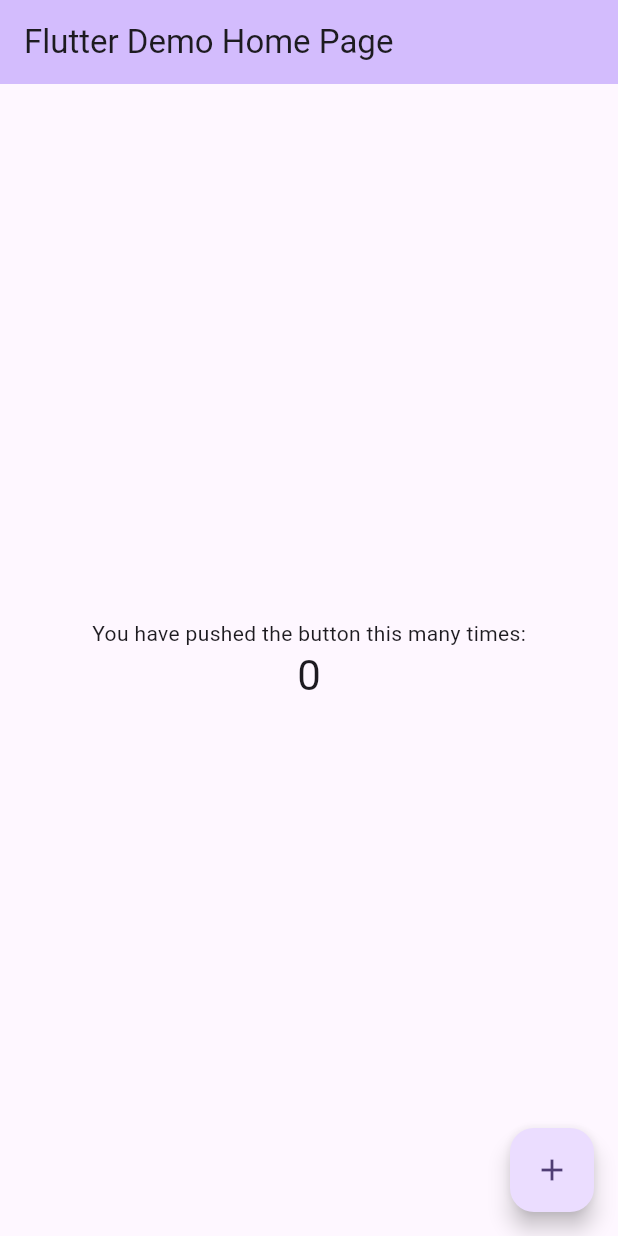
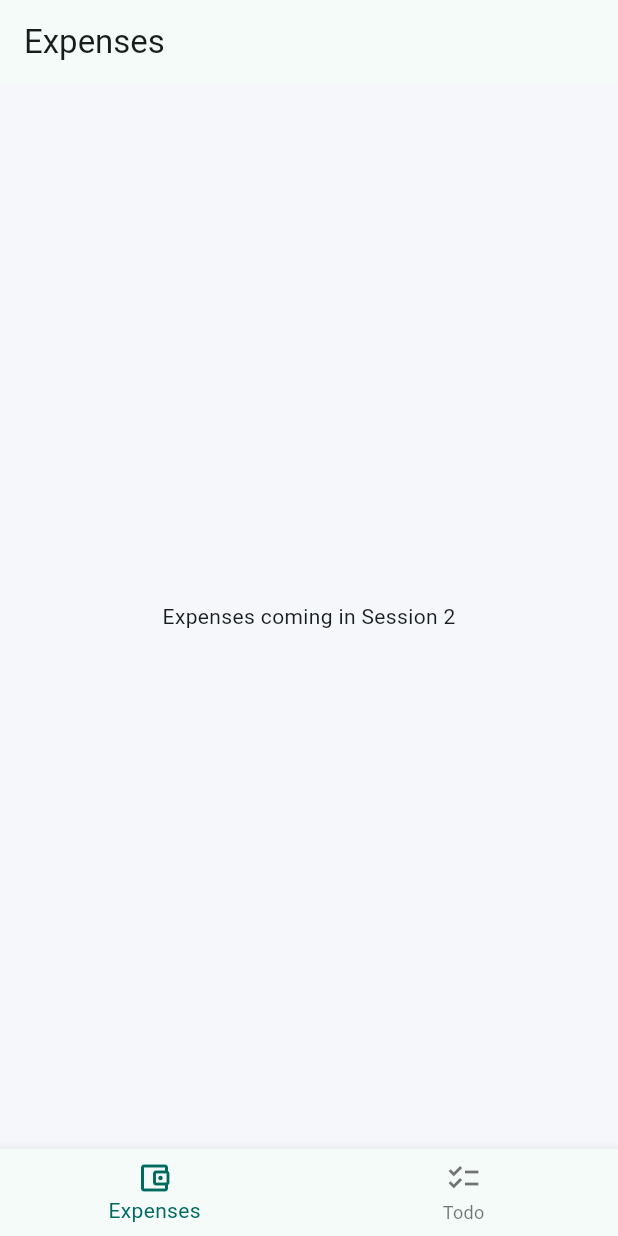
Before and after one commit to suhani2810/spend_wise, a Flutter app: the screen it shows after launch, on a phone screen of 412 x 824 dp. Run offline on Flutter 3.47's test engine with Material 3 defaults, Android fonts, the phone set to English and light mode, and no system bars.

Commit message:
Add lib structure

```diff
--- /dev/null
+++ b/lib/ models/expense.dart
@@ -0,0 +1,28 @@
+enum ExpenseCategory { food, transport, fun }
+
+class Expense {
+  Expense({
+    required this.title,
+    required this.amount,
+    required this.category,
+    required this.date,
+  });
+
+  final String title;
+  final double amount;
+  final ExpenseCategory category;
+  final DateTime date;
+}
+
+extension ExpenseCategoryLabel on ExpenseCategory {
+  String get label {
+    switch (this) {
+      case ExpenseCategory.food:
+        return 'Food';
+      case ExpenseCategory.transport:
+        return 'Transport';
+      case ExpenseCategory.fun:
+        return 'Fun';
+    }
+  }
+}
--- /dev/null
+++ b/lib/ models/todo.dart
@@ -0,0 +1,11 @@
+class Todo {
+  Todo({
+    required this.title,
+    this.isDone = false,
+    required this.createdAt,
+  });
+
+  final String title;
+  bool isDone;
+  final DateTime createdAt;
+}
--- a/lib/main.dart
+++ b/lib/main.dart
@@ -1,122 +1,79 @@
 import 'package:flutter/material.dart';
+import 'package:spend_wise/screens/expense_screen.dart';
+import 'package:spend_wise/screens/todo_screen.dart';
+import ' models/expense.dart';
+import ' models/todo.dart';
 
 void main() {
-  runApp(const MyApp());
+  runApp(const SpendWiseApp());
 }
 
-class MyApp extends StatelessWidget {
-  const MyApp({super.key});
+class SpendWiseApp extends StatelessWidget {
+  const SpendWiseApp({super.key});
 
-  // This widget is the root of your application.
   @override
   Widget build(BuildContext context) {
     return MaterialApp(
-      title: 'Flutter Demo',
+      title: 'SpendWise',
+      debugShowCheckedModeBanner: false,
       theme: ThemeData(
-        // This is the theme of your application.
-        //
-        // TRY THIS: Try running your application with "flutter run". You'll see
-        // the application has a purple toolbar. Then, without quitting the app,
-        // try changing the seedColor in the colorScheme below to Colors.green
-        // and then invoke "hot reload" (save your changes or press the "hot
-        // reload" button in a Flutter-supported IDE, or press "r" if you used
-        // the command line to start the app).
-        //
-        // Notice that the counter didn't reset back to zero; the application
-        // state is not lost during the reload. To reset the state, use hot
-        // restart instead.
-        //
-        // This works for code too, not just values: Most code changes can be
-        // tested with just a hot reload.
-        colorScheme: .fromSeed(seedColor: Colors.deepPurple),
+        colorScheme: ColorScheme.fromSeed(seedColor: Colors.teal),
+        useMaterial3: true,
+        scaffoldBackgroundColor: const Color(0xFFF5F7FA),
+        appBarTheme: const AppBarTheme(centerTitle: false),
       ),
-      home: const MyHomePage(title: 'Flutter Demo Home Page'),
+      home: const SpendWiseHome(),
     );
   }
 }
 
-class MyHomePage extends StatefulWidget {
-  const MyHomePage({super.key, required this.title});
-
-  // This widget is the home page of your application. It is stateful, meaning
-  // that it has a State object (defined below) that contains fields that affect
-  // how it looks.
-
-  // This class is the configuration for the state. It holds the values (in this
-  // case the title) provided by the parent (in this case the App widget) and
-  // used by the build method of the State. Fields in a Widget subclass are
-  // always marked "final".
-
-  final String title;
+class SpendWiseHome extends StatefulWidget {
+  const SpendWiseHome({super.key});
 
   @override
-  State<MyHomePage> createState() => _MyHomePageState();
+  State<SpendWiseHome> createState() => _SpendWiseHomeState();
 }
 
-class _MyHomePageState extends State<MyHomePage> {
-  int _counter = 0;
+class _SpendWiseHomeState extends State<SpendWiseHome> {
+  int _selectedTab = 0;
 
-  void _incrementCounter() {
-    setState(() {
-      // This call to setState tells the Flutter framework that something has
-      // changed in this State, which causes it to rerun the build method below
-      // so that the display can reflect the updated values. If we changed
-      // _counter without calling setState(), then the build method would not be
-      // called again, and so nothing would appear to happen.
-      _counter++;
-    });
-  }
+  final List<Expense> _expenses = <Expense>[];
+  final List<Todo> _todos = <Todo>[];
+
+
 
   @override
   Widget build(BuildContext context) {
-    // This method is rerun every time setState is called, for instance as done
-    // by the _incrementCounter method above.
-    //
-    // The Flutter framework has been optimized to make rerunning build methods
-    // fast, so that you can just rebuild anything that needs updating rather
-    // than having to individually change instances of widgets.
-    return Scaffold(
-      appBar: AppBar(
-        // TRY THIS: Try changing the color here to a specific color (to
-        // Colors.amber, perhaps?) and trigger a hot reload to see the AppBar
-        // change color while the other colors stay the same.
-        backgroundColor: Theme.of(context).colorScheme.inversePrimary,
-        // Here we take the value from the MyHomePage object that was created by
-        // the App.build method, and use it to set our appbar title.
-        title: Text(widget.title),
-      ),
-      body: Center(
-        // Center is a layout widget. It takes a single child and positions it
-        // in the middle of the parent.
-        child: Column(
-          // Column is also a layout widget. It takes a list of children and
-          // arranges them vertically. By default, it sizes itself to fit its
-          // children horizontally, and tries to be as tall as its parent.
-          //
-          // Column has various properties to control how it sizes itself and
-          // how it positions its children. Here we use mainAxisAlignment to
-          // center the children vertically; the main axis here is the vertical
-          // axis because Columns are vertical (the cross axis would be
-          // horizontal).
-          //
-          // TRY THIS: Invoke "debug painting" (choose the "Toggle Debug Paint"
-          // action in the IDE, or press "p" in the console), to see the
-          // wireframe for each widget.
-          mainAxisAlignment: .center,
-          children: [
-            const Text('You have pushed the button this many times:'),
-            Text(
-              '$_counter',
-              style: Theme.of(context).textTheme.headlineMedium,
+    final List<String> titles = <String>['Expenses', 'Todo List'];
+
+    return GestureDetector(
+      onTap: () => FocusScope.of(context).unfocus(),
+      child: Scaffold(
+        appBar: AppBar(
+          title: Text(titles[_selectedTab]),
+        ),
+        body: _selectedTab == 0
+            ? const ExpenseScreen()
+            : const TodoScreen(),
+        bottomNavigationBar: BottomNavigationBar(
+          currentIndex: _selectedTab,
+          onTap: (int index) {
+            setState(() {
+              _selectedTab = index;
+            });
+          },
+          items: const <BottomNavigationBarItem>[
+            BottomNavigationBarItem(
+              icon: Icon(Icons.account_balance_wallet_outlined),
+              label: 'Expenses',
+            ),
+            BottomNavigationBarItem(
+              icon: Icon(Icons.checklist_outlined),
+              label: 'Todo',
             ),
           ],
         ),
       ),
-      floatingActionButton: FloatingActionButton(
-        onPressed: _incrementCounter,
-        tooltip: 'Increment',
-        child: const Icon(Icons.add),
-      ),
     );
   }
-}
+}  // closes _SpendWiseHomeState
--- /dev/null
+++ b/lib/screens/expense_screen.dart
@@ -0,0 +1,12 @@
+import 'package:flutter/material.dart';
+
+class ExpenseScreen extends StatelessWidget {
+  const ExpenseScreen({super.key});
+
+  @override
+  Widget build(BuildContext context) {
+    return const Center(
+      child: Text('Expenses coming in Session 2'),
+    );
+  }
+}
--- /dev/null
+++ b/lib/screens/todo_screen.dart
@@ -0,0 +1,12 @@
+import 'package:flutter/material.dart';
+
+class TodoScreen extends StatelessWidget {
+  const TodoScreen({super.key});
+
+  @override
+  Widget build(BuildContext context) {
+    return const Center(
+      child: Text('Todo list coming in Session 2'),
+    );
+  }
+}
--- a/pubspec.yaml
+++ b/pubspec.yaml
@@ -1,4 +1,4 @@
-name: spend
+name: spend_wise
 description: "A new Flutter project."
 # The following line prevents the package from being accidentally published to
 # pub.dev using `flutter pub publish`. This is preferred for private packages.
@@ -34,6 +34,8 @@ dependencies:
   # The following adds the Cupertino Icons font to your application.
   # Use with the CupertinoIcons class for iOS style icons.
   cupertino_icons: ^1.0.8
+  shared_preferences: ^2.5.3
+  intl: ^0.19.0
 
 dev_dependencies:
   flutter_test:
```
Also changed, not shown: pubspec.lock, 1 other file.
